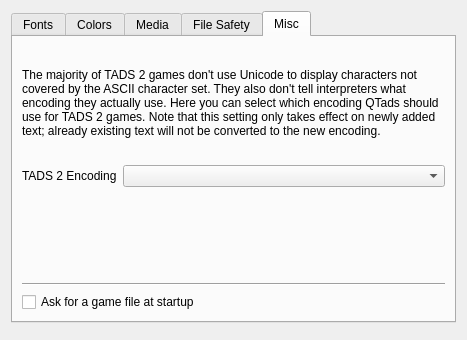
realnc/qtads, file src/confdialog.ui: the form before one commit.
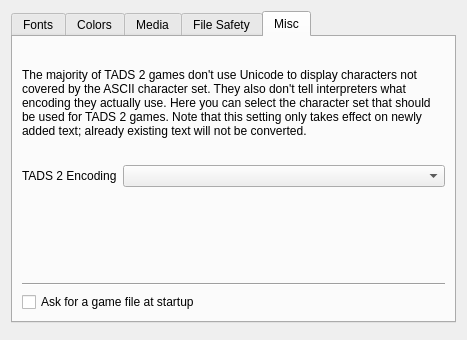
The form after the commit. The open tabs and pages were chosen to show the change. Custom widgets are drawn as their Qt base class.

What changed in the file:
```diff
--- a/src/confdialog.ui
+++ b/src/confdialog.ui
@@ -696,7 +696,7 @@
           </sizepolicy>
          </property>
          <property name="text">
-          <string>The majority of TADS 2 games don't use Unicode to display characters not covered by the ASCII character set. They also don't tell interpreters what encoding they actually use. Here you can select which encoding QTads should use for TADS 2 games. Note that this setting only takes effect on newly added text; already existing text will not be converted to the new encoding.</string>
+          <string>The majority of TADS 2 games don't use Unicode to display characters not covered by the ASCII character set. They also don't tell interpreters what encoding they actually use. Here you can select the character set that should be used for TADS 2 games. Note that this setting only takes effect on newly added text; already existing text will not be converted.</string>
          </property>
          <property name="wordWrap">
           <bool>true</bool>
```
